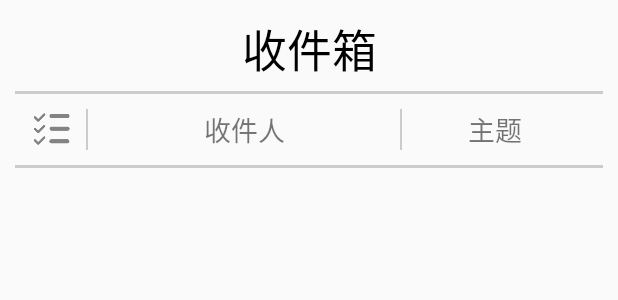
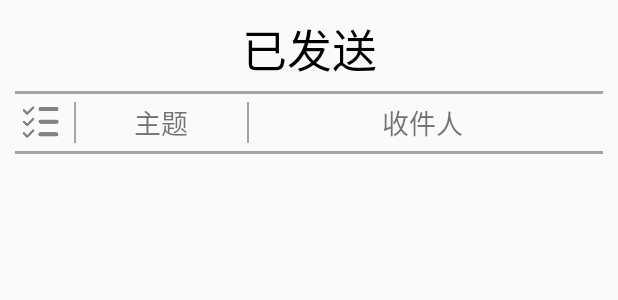
Before and after one commit to xieeryihe/android, an Android app: the layout activity_inbox.xml on its own in the app's theme, with its tools: preview values and no code run, on a phone screen of 412 x 824 dp. Shown: the top 300 px of the screen. Run offline under Robolectric (Android 15) with nearby library versions, the light colour scheme and no system bars; network calls fail.

Commit message:
实现了已发送预览，没有实现详细浏览，现在做登录登出功能

```diff
--- a/SMTPClient/app/src/main/java/com/example/smtpclient/SSLClient.java
+++ b/SMTPClient/app/src/main/java/com/example/smtpclient/SSLClient.java
@@ -23,11 +23,11 @@ public class SSLClient {
 
     private String date = "";
     private String fromAddress = "2640182777@qq.com";
-    private String toAddress = "653670584@qq.com";//我小号
+    private String toAddress = "";//这个其实不是真正的收件地址，而是收件箱里显示出来的内容
     private String subject = "Test";
     private String content = "Hello";
 
-    private ArrayList<String> toAddressList;
+    private ArrayList<String> toAddressList;//真正的收件人地址列表
 
 
     public SSLClient(){
--- a/SMTPClient/app/src/main/res/layout/activity_email.xml
+++ b/SMTPClient/app/src/main/res/layout/activity_email.xml
@@ -151,9 +151,9 @@
         android:gravity="start"
         android:rotationX="0"
         android:textSize="@dimen/font_size_middle"
-        android:inputType="text"
-        android:background="@color/background_white"
-        android:hint="@string/space"/>
+        android:inputType="textMultiLine"
+        android:lineSpacingMultiplier="1.2"
+        android:background="@color/background_white"/>
     <!--gravity设置为start可以让光标开始指向EditText的起始位置-->
 
 
--- a/SMTPClient/app/src/main/res/layout/activity_home.xml
+++ b/SMTPClient/app/src/main/res/layout/activity_home.xml
@@ -62,7 +62,7 @@
         android:layout_marginStart="10dp"
         android:gravity="center_vertical"
         android:textSize="@dimen/font_size_middle_big"
-        android:text="收件箱"
+        android:text="已发送"
         android:textColor="@color/black"
         android:drawablePadding="20dp"
         android:drawableStart="@drawable/mailbox" />
--- a/SMTPClient/app/src/main/res/layout/activity_inbox.xml
+++ b/SMTPClient/app/src/main/res/layout/activity_inbox.xml
@@ -9,7 +9,7 @@
         android:layout_height="wrap_content"
         android:gravity="center"
         android:textSize="30sp"
-        android:text="收件箱"
+        android:text="已发送"
         android:textColor="@color/black"
         android:layout_marginBottom="5dp"
         />
@@ -21,40 +21,47 @@
         android:layout_width="match_parent"
         android:layout_height="wrap_content"
         android:orientation="horizontal"
-        android:padding="10dp">
+        android:padding="5dp">
         <ImageView
             android:layout_width="wrap_content"
             android:layout_height="wrap_content"
             android:src="@drawable/selectall"
             android:layout_gravity="center"
-            android:layout_weight="1"
-            android:paddingStart="-8dp"
-            />
+            android:layout_marginRight="10dp"/>
 
+        <LinearLayout
+            android:layout_width="match_parent"
+            android:layout_height="wrap_content"
+            android:orientation="horizontal"
+            >
             <View
                 android:layout_width="1dp"
                 android:layout_height="match_parent"
                 android:background="@color/grey"/>
             <TextView
-            android:layout_width="wrap_content"
+                android:layout_width="match_parent"
                 android:layout_height="wrap_content"
-            android:text="收件人"
+                android:text="主题"
                 android:textSize="@dimen/font_size_middle_big"
                 android:gravity="center"
-            android:layout_weight="7"
+                android:layout_weight="2"
                 />
             <View
                 android:layout_width="1dp"
                 android:layout_height="match_parent"
                 android:background="@color/grey"/>
             <TextView
-            android:layout_width="wrap_content"
+                android:layout_width="match_parent"
                 android:layout_height="wrap_content"
-            android:text="主题"
+                android:text="收件人"
                 android:textSize="@dimen/font_size_middle_big"
                 android:gravity="center"
-            android:layout_weight="4"
+                android:layout_weight="1"
                 />
+
+        </LinearLayout>
+
+
     </LinearLayout>
 
     <View
--- a/SMTPClient/app/src/main/res/values/colors.xml
+++ b/SMTPClient/app/src/main/res/values/colors.xml
@@ -10,7 +10,9 @@
     <color name="colorPrimary">#008577</color>
     <color name="colorPrimaryDark">#00574B</color>
     <color name="colorAccent">#D81B60</color>
-    <color name="grey">#CCCCCC</color>
+    <color name="light_grey">#CCCCCC</color>
+    <color name="grey">#A4A4A4</color>
+    <color name="dark_grey">#6E6E6E</color>
     <color name="background_white">#fafafa</color>
     <color name="blue">#2E9AFE</color>
 
--- a/SMTPClient/app/src/main/res/values/values.xml
+++ b/SMTPClient/app/src/main/res/values/values.xml
@@ -4,6 +4,7 @@
     <dimen name="font_size_big">20sp</dimen>
     <dimen name="font_size_middle_big">18sp</dimen>
     <dimen name="font_size_middle">16sp</dimen>
+    <dimen name="font_size_middle_small">14sp</dimen>
     <dimen name="font_size_small">12sp</dimen>
     <dimen name="line_height_xxxhigh">70dp</dimen>
     <dimen name="line_height_xxhigh">60dp</dimen>
```
Also changed, not shown: SMTPClient/app/src/main/java/com/example/smtpclient/InboxActivity.java (+28 -6 lines), SMTPClient/app/src/main/java/com/example/smtpclient/tools/LinearAdapter.java (+6 -1 lines), SMTPClient/app/src/main/res/layout/layout_recycle_element.xml (+56 -21 lines). Lines whose indentation alone changed are shown as unchanged.
